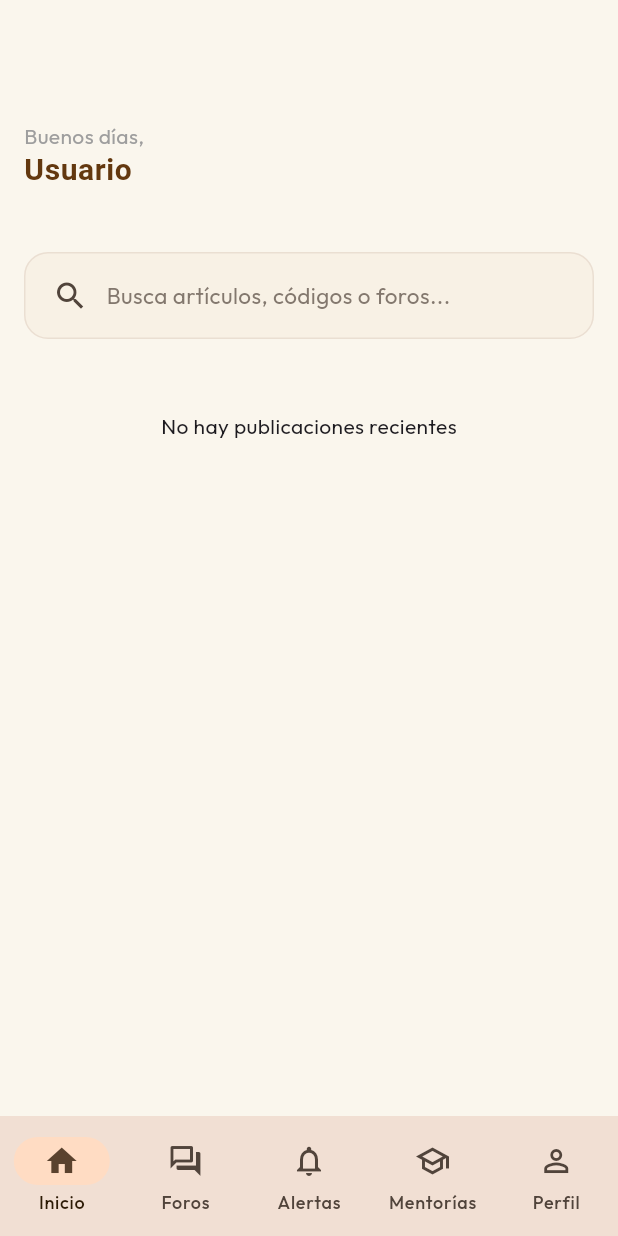
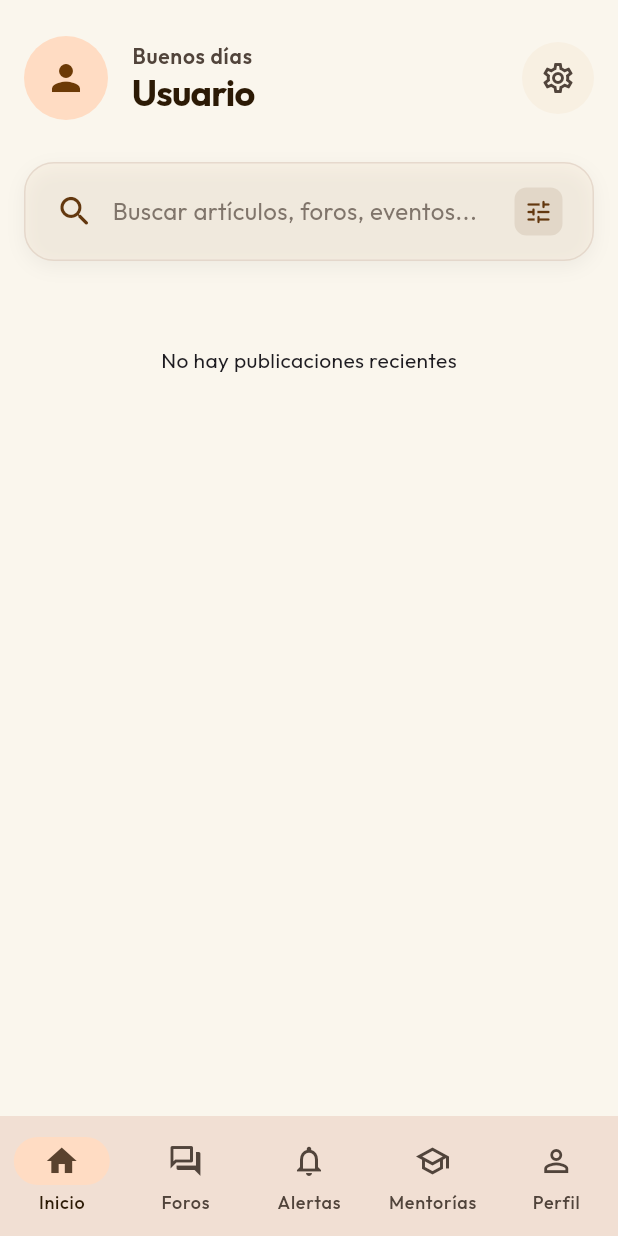
Before and after one commit to KIFUEL/Iuszac, a Flutter app: the screen it shows once a user with an empty profile is signed in, on a phone screen of 412 x 824 dp. Run offline on Flutter 3.47's test engine with Material 3 defaults, Android fonts, the phone set to English and light mode, and no system bars; our stand-ins replace flutter_riverpod, go_router, google_fonts, supabase_flutter; missing offline and left inert: dart:js, flutter_quill; accounts and stored records are empty.

Commit message:
UI: Redesign HomeView header for a more premium look

```diff
--- a/lib/views/home/home_view.dart
+++ b/lib/views/home/home_view.dart
@@ -103,71 +103,130 @@ class _HomeViewState extends ConsumerState<HomeView> {
   @override
   Widget build(BuildContext context) {
     final user = ref.watch(currentUserProvider);
+    final profile = ref.watch(userProfileProvider).value;
     final updatesAsync = ref.watch(publicationsProvider);
-    final firstName = user?.userMetadata?['full_name'] ?? 'Usuario';
+    final firstName = profile?.fullName.split(' ')[0] ?? user?.userMetadata?['full_name']?.split(' ')[0] ?? 'Usuario';
     final colorScheme = Theme.of(context).colorScheme;
     final hPad = _responsivePadding(context);
 
     return Scaffold(
       body: CustomScrollView(
         slivers: [
-          SliverAppBar.large(
-            pinned: true,
-            title: Column(
+          SliverToBoxAdapter(
+            child: Padding(
+              padding: EdgeInsets.fromLTRB(hPad, 24, hPad, 16),
+              child: Column(
                 crossAxisAlignment: CrossAxisAlignment.start,
-              mainAxisSize: MainAxisSize.min,
+                children: [
+                  Row(
+                    children: [
+                      CircleAvatar(
+                        radius: 28,
+                        backgroundColor: colorScheme.primaryContainer,
+                        backgroundImage: profile?.avatarUrl != null ? NetworkImage(profile!.avatarUrl!) : null,
+                        child: profile?.avatarUrl == null
+                            ? Icon(Icons.person, color: colorScheme.onPrimaryContainer, size: 28)
+                            : null,
+                      ),
+                      const SizedBox(width: 16),
+                      Expanded(
+                        child: Column(
+                          crossAxisAlignment: CrossAxisAlignment.start,
                           children: [
                             Text(
-                  '${_getGreeting()},',
-                  style: Theme.of(context).textTheme.bodyMedium?.copyWith(
-                        color: Colors.grey,
+                              _getGreeting(),
+                              style: TextStyle(
+                                color: colorScheme.onSurfaceVariant,
                                 fontSize: 14,
-                        height: 1.4,
+                                fontWeight: FontWeight.w600,
+                                letterSpacing: 0.5,
                               ),
                             ),
                             Text(
                               firstName,
-                  style: const TextStyle(fontWeight: FontWeight.bold),
+                              style: TextStyle(
+                                color: colorScheme.onSurface,
+                                fontSize: 24,
+                                fontWeight: FontWeight.bold,
+                                height: 1.2,
+                                letterSpacing: -0.5,
+                              ),
                             ),
                           ],
                         ),
                       ),
-
-          SliverToBoxAdapter(
-            child: Padding(
-              padding: EdgeInsets.fromLTRB(hPad, 16, hPad, 8),
-              child: Center(
+                      Container(
+                        decoration: BoxDecoration(
+                          color: colorScheme.surfaceContainerHighest.withValues(alpha: 0.4),
+                          shape: BoxShape.circle,
+                        ),
+                        child: IconButton(
+                          onPressed: () => context.push('/profile/settings'),
+                          icon: const Icon(Icons.settings_outlined),
+                          color: colorScheme.onSurfaceVariant,
+                          tooltip: 'Ajustes',
+                        ),
+                      ),
+                    ],
+                  ),
+                  const SizedBox(height: 28),
+                  Center(
                     child: ConstrainedBox(
                       constraints: const BoxConstraints(maxWidth: 720),
                       child: GestureDetector(
                         onTap: () => context.go('/search'),
+                        child: Hero(
+                          tag: 'search_bar',
+                          child: Material(
+                            type: MaterialType.transparency,
                             child: Container(
-                      padding: const EdgeInsets.symmetric(horizontal: 18, vertical: 16),
+                              padding: const EdgeInsets.symmetric(horizontal: 20, vertical: 16),
                               decoration: BoxDecoration(
-                        color: colorScheme.surfaceContainerHighest.withOpacity(0.3),
-                        borderRadius: BorderRadius.circular(16),
+                                color: colorScheme.surfaceContainerHighest.withValues(alpha: 0.3),
+                                borderRadius: BorderRadius.circular(20),
+                                boxShadow: [
+                                  BoxShadow(
+                                    color: colorScheme.shadow.withValues(alpha: 0.05),
+                                    blurRadius: 10,
+                                    offset: const Offset(0, 4),
+                                  )
+                                ],
                                 border: Border.all(
-                          color: colorScheme.outlineVariant.withOpacity(0.4),
+                                  color: colorScheme.outlineVariant.withValues(alpha: 0.5),
                                   width: 1,
                                 ),
                               ),
                               child: Row(
                                 children: [
-                          Icon(Icons.search, color: colorScheme.onSurfaceVariant, size: 24),
+                                  Icon(Icons.search_rounded, color: colorScheme.primary, size: 26),
                                   const SizedBox(width: 12),
-                          Text(
-                            'Busca artículos, códigos o foros...',
+                                  Expanded(
+                                    child: Text(
+                                      'Buscar artículos, foros, eventos...',
                                       style: TextStyle(
-                              color: colorScheme.onSurfaceVariant.withOpacity(0.7),
-                              fontSize: 15,
-                              height: 1.4,
+                                        color: colorScheme.onSurfaceVariant.withValues(alpha: 0.7),
+                                        fontSize: 16,
+                                        fontWeight: FontWeight.w400,
                                       ),
+                                    ),
+                                  ),
+                                  Container(
+                                    padding: const EdgeInsets.all(6),
+                                    decoration: BoxDecoration(
+                                      color: colorScheme.primary.withValues(alpha: 0.1),
+                                      borderRadius: BorderRadius.circular(8),
+                                    ),
+                                    child: Icon(Icons.tune_rounded, color: colorScheme.primary, size: 20),
                                   ),
                                 ],
                               ),
                             ),
                           ),
                         ),
+                      ),
+                    ),
+                  ),
+                ],
               ),
             ),
           ),
```
Lines whose indentation alone changed are shown as unchanged.
